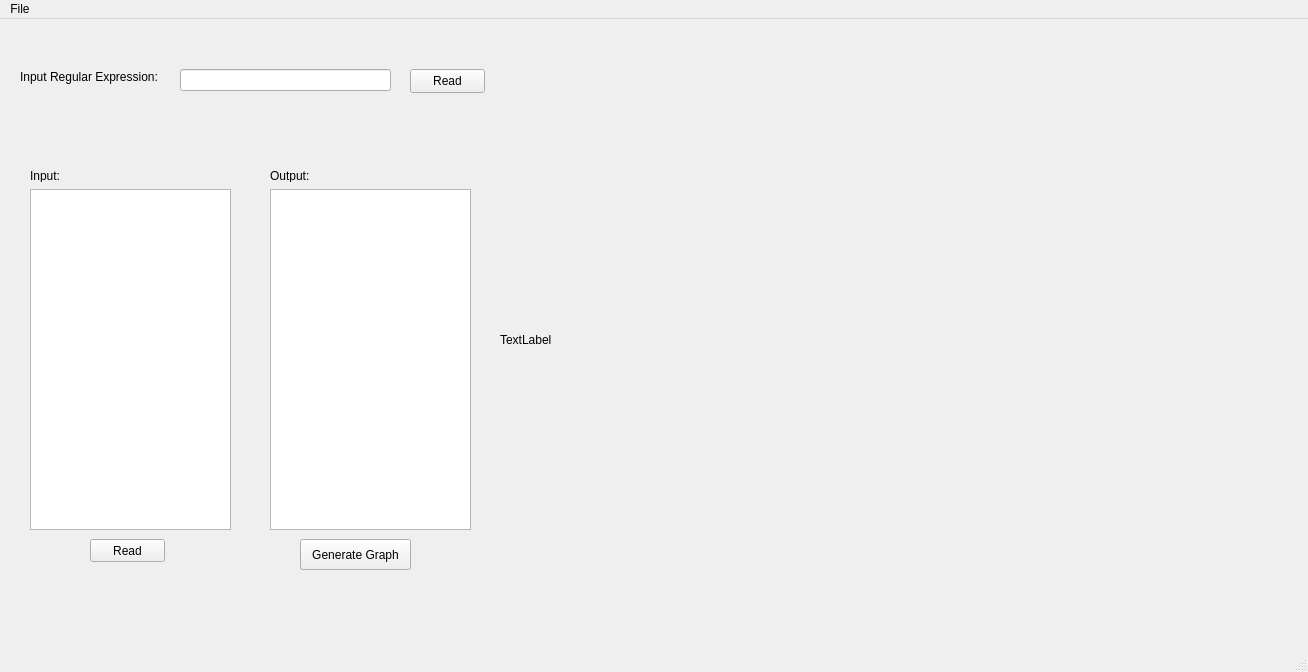
Above: app/app.ui from nhatlonggunz/UseYourMachine before the change. Below: the same form after it.
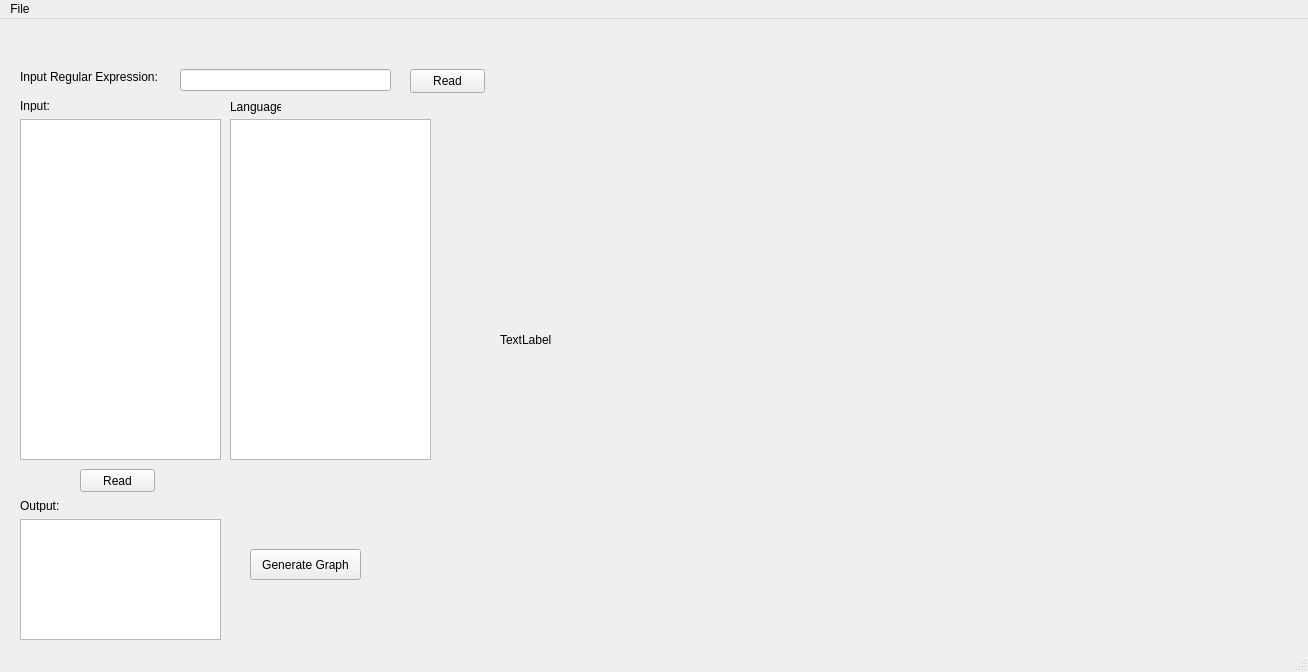
That is the form after the change.

Diff of the .ui file:
```diff
--- a/app/app.ui
+++ b/app/app.ui
@@ -17,8 +17,8 @@
    <widget class="QTextEdit" name="textboxInputFile">
     <property name="geometry">
      <rect>
-      <x>30</x>
-      <y>170</y>
+      <x>20</x>
+      <y>100</y>
       <width>201</width>
       <height>341</height>
      </rect>
@@ -27,18 +27,18 @@
    <widget class="QTextEdit" name="textboxOutputFile">
     <property name="geometry">
      <rect>
-      <x>270</x>
-      <y>170</y>
+      <x>20</x>
+      <y>500</y>
       <width>201</width>
-      <height>341</height>
+      <height>121</height>
      </rect>
     </property>
    </widget>
    <widget class="QLabel" name="label">
     <property name="geometry">
      <rect>
-      <x>30</x>
-      <y>150</y>
+      <x>20</x>
+      <y>80</y>
       <width>47</width>
       <height>13</height>
      </rect>
@@ -50,8 +50,8 @@
    <widget class="QLabel" name="label_2">
     <property name="geometry">
      <rect>
-      <x>270</x>
-      <y>150</y>
+      <x>20</x>
+      <y>480</y>
       <width>47</width>
       <height>13</height>
      </rect>
@@ -63,8 +63,8 @@
    <widget class="QPushButton" name="btnReadInputFile">
     <property name="geometry">
      <rect>
-      <x>90</x>
-      <y>520</y>
+      <x>80</x>
+      <y>450</y>
       <width>75</width>
       <height>23</height>
      </rect>
@@ -76,8 +76,8 @@
    <widget class="QPushButton" name="btnGenerateGraph">
     <property name="geometry">
      <rect>
-      <x>300</x>
-      <y>520</y>
+      <x>250</x>
+      <y>530</y>
       <width>111</width>
       <height>31</height>
      </rect>
@@ -135,6 +135,41 @@
      <string>Read</string>
     </property>
    </widget>
+   <widget class="QLabel" name="label_4">
+    <property name="geometry">
+     <rect>
+      <x>230</x>
+      <y>80</y>
+      <width>51</width>
+      <height>16</height>
+     </rect>
+    </property>
+    <property name="text">
+     <string>Language:</string>
+    </property>
+   </widget>
+   <widget class="QTextEdit" name="textboxListLanguage">
+    <property name="geometry">
+     <rect>
+      <x>230</x>
+      <y>100</y>
+      <width>201</width>
+      <height>341</height>
+     </rect>
+    </property>
+   </widget>
+   <zorder>lblGraph</zorder>
+   <zorder>textboxInputFile</zorder>
+   <zorder>textboxOutputFile</zorder>
+   <zorder>label</zorder>
+   <zorder>label_2</zorder>
+   <zorder>btnReadInputFile</zorder>
+   <zorder>btnGenerateGraph</zorder>
+   <zorder>txtboxInputRegex</zorder>
+   <zorder>label_3</zorder>
+   <zorder>btnReadRegex</zorder>
+   <zorder>label_4</zorder>
+   <zorder>textboxListLanguage</zorder>
   </widget>
   <widget class="QMenuBar" name="menubar">
    <property name="geometry">
```
